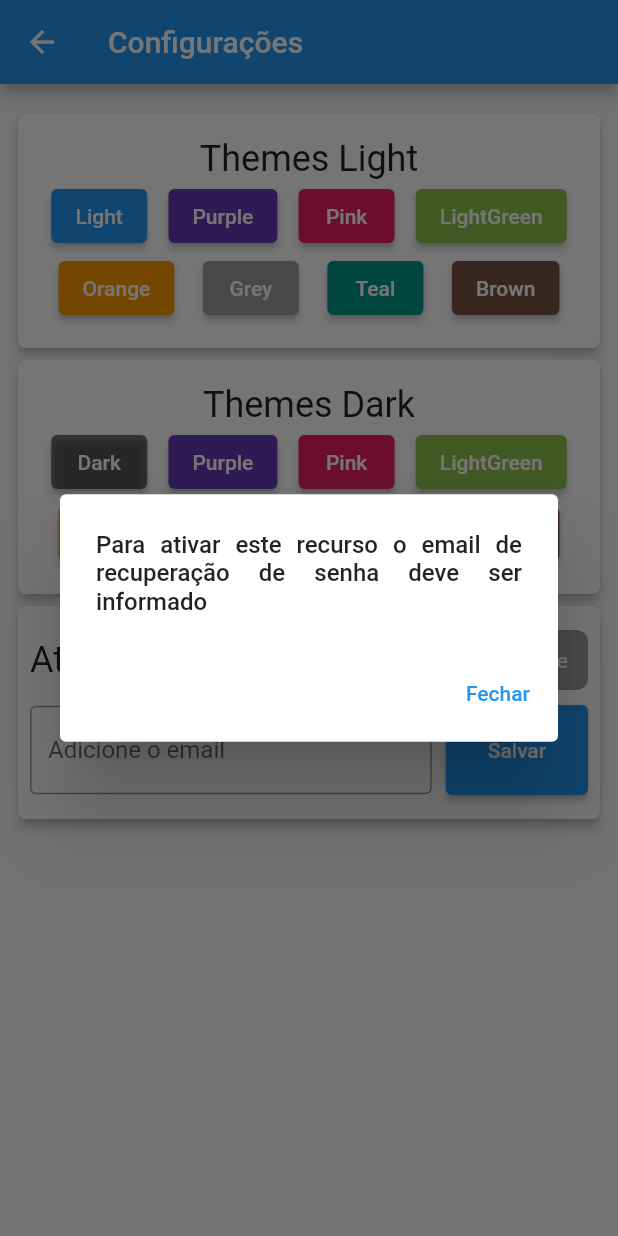
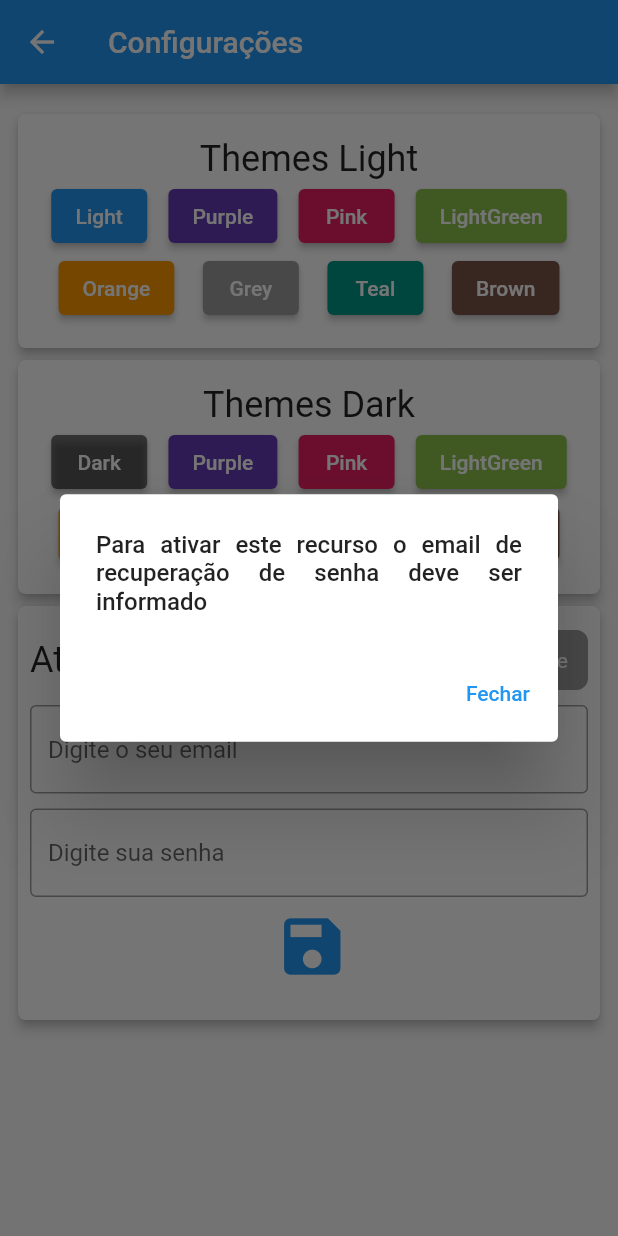
Before and after one commit to wolfxweb/app_diario, a Flutter app: the TabConfiguracoes screen opened directly, after a tap on "True", on a phone screen of 412 x 824 dp. Run offline on Flutter 3.47's test engine with Material 2 defaults, Android fonts, the phone set to English and light mode, and no system bars; drawn by our look-alikes of toggle_switch; our stand-ins replace calendar_timeline, date_picker_timeline, file_picker, form_validator, rflutter_alert, rxdart and 3 more; missing offline and left inert: bloc_pattern, filesystem_picker, flutter_quill, flutter_quill_extensions, stacked_themes, universal_html and 1 more; accounts and stored records are empty; generated files the repository leaves out were written again.

Commit message:
cadastro senha

```diff
--- /dev/null
+++ b/lib/bloc/blocEmail.dart
@@ -0,0 +1,75 @@
+
+
+
+
+import 'dart:ui';
+
+import 'package:app_diario/class/json/emailToJson.dart';
+import 'package:app_diario/class/json/noteToJson.dart';
+import 'package:app_diario/sqLite/dbNote.dart';
+import 'package:app_diario/sqLite/modelEmail.dart';
+import 'package:bloc_pattern/bloc_pattern.dart';
+import 'package:rxdart/subjects.dart';
+import 'package:rxdart/rxdart.dart';
+
+
+class BlocEmail implements BlocBase{
+  var db;
+
+
+ // final _emailController = BehaviorSubject();
+
+//  Stream get emailController => _emailController.stream;
+
+
+
+  BlocEmail(){
+    db =  ModelEmail();
+   // var email =  db.getEmail();
+   // _emailController.add(email);
+
+  }
+  saveEmail(id,email,status,code,senha)async{
+    try{
+      var js = emailToJson(id, email,status,code,senha);
+      return  await db.save(js.toJson());
+    }catch (_) {}
+  }
+
+  getEmail(){
+    try{
+      return  db.getEmail();
+    }catch (_) {}
+
+  }
+
+
+
+
+
+
+  @override
+  void addListener(VoidCallback listener) {
+    // TODO: implement addListener
+  }
+
+  @override
+  void dispose() {
+    // TODO: implement dispose
+  }
+
+  @override
+  // TODO: implement hasListeners
+  bool get hasListeners => throw UnimplementedError();
+
+  @override
+  void notifyListeners() {
+    // TODO: implement notifyListeners
+  }
+
+  @override
+  void removeListener(VoidCallback listener) {
+    // TODO: implement removeListener
+  }
+
+}
--- a/lib/bloc/blocNote.dart
+++ b/lib/bloc/blocNote.dart
@@ -33,7 +33,7 @@ class BlocNote implements BlocBase{
 //  var db =  DbNote();
    try{
      var js = noteToJson(id, dados,humor,textTitulo);
-     print(textTitulo);
+
      return  await db.save(js.toJson());
    }catch (_) {}
  }
@@ -46,7 +46,6 @@ class BlocNote implements BlocBase{
         anotacoes.add(res);
       });
      _anotacaoController.add(anotacoes);
-
      return anotacoes;
    }catch (_) {}
 
--- /dev/null
+++ b/lib/class/json/emailToJson.dart
@@ -0,0 +1,27 @@
+class emailToJson {
+  int? id;
+  String? email;
+  String? status;
+  String? code;
+  String? senha;
+
+  emailToJson(this.id, this.email, this.status, this.code, this.senha);
+
+  emailToJson.fromJson(Map<String, dynamic> json) {
+    id = json['id'];
+    email = json['email'];
+    status = json['status'];
+    code = json['code'];
+    senha = json['senha'];
+  }
+
+  Map<String, dynamic> toJson() {
+    final Map<String, dynamic> data = new Map<String, dynamic>();
+    data['id'] = this.id;
+    data['email'] = this.email;
+    data['status'] = this.status;
+    data['code'] = this.code;
+    data['senha'] = this.senha;
+    return data;
+  }
+}
--- a/lib/components/alert_modal.dart
+++ b/lib/components/alert_modal.dart
@@ -26,5 +26,4 @@ class AlertModal {
           );
         });
   }
-
 }
--- /dev/null
+++ b/lib/sqLite/modelEmail.dart
@@ -0,0 +1,23 @@
+
+
+
+
+import 'package:app_diario/sqLite/dbHelper.dart';
+import 'package:sqflite/sqflite.dart';
+
+
+class ModelEmail{
+
+  Future<Database?> get db => DbHelper.getInstance().db;
+
+  Future<int> save(dados) async {
+    var dbClient = await db;
+    return  await dbClient!.insert('recuperacao_senha', dados, conflictAlgorithm: ConflictAlgorithm.replace);
+  }
+
+  Future<List<dynamic>> getEmail() async {
+    final dbClient = await db;
+    List<dynamic> list = await dbClient!.rawQuery("select * from recuperacao_senha limit 1");
+    return list;
+  }
+}
--- a/lib/templates/tabs/tabConfiguracoes.dart
+++ b/lib/templates/tabs/tabConfiguracoes.dart
@@ -1,3 +1,4 @@
+import 'package:app_diario/bloc/blocEmail.dart';
 import 'package:app_diario/components/alert_modal.dart';
 import 'package:app_diario/components/alert_snack.dart';
 import 'package:app_diario/templates/home_page.dart';
@@ -14,14 +15,35 @@ class TabConfiguracoes extends StatefulWidget {
 }
 
 class _TabConfiguracoesState extends State<TabConfiguracoes> {
-
+  var blocEmail = BlocEmail();
   var alertSnackBar = AlertSnackBar();
   var alertModal = AlertModal();
+  var id = null;
+  var emailBool = true;
+  List email = [];
   int status = 1;
   TextEditingController emailInput = TextEditingController();
+  TextEditingController senhalInput = TextEditingController();
   void initState() {
     super.initState();
     status = 1;
+    emailList();
+  }
+
+  emailList() async {
+    email = await blocEmail.getEmail();
+    email.forEach((element) {
+      print(element);
+      setState(() {
+        status = int.parse(element['status']);
+        emailInput.text = element['email'].toString();
+        senhalInput.text = element['senha'].toString();
+        id = element['id'];
+        if(element['id'] != 0){
+          emailBool = false;
+        }
+      });
+    });
   }
 
   @override
@@ -54,7 +76,10 @@ class _TabConfiguracoesState extends State<TabConfiguracoes> {
                         Row(
                           mainAxisAlignment: MainAxisAlignment.spaceBetween,
                           children: [
-                            Text("Ativa senha?", style: TextStyle(fontSize: 24),),
+                           const Text(
+                              "Ativa senha?",
+                              style: TextStyle(fontSize: 24),
+                            ),
                             ToggleSwitch(
                               minWidth: 60.0,
                               //   cornerRadius: 20.0,
@@ -70,21 +95,35 @@ class _TabConfiguracoesState extends State<TabConfiguracoes> {
                               labels: ['True', 'False'],
                               radiusStyle: true,
                               onToggle: (index) {
-                                if(emailInput.text.isEmpty && status ==1){
-                                   alertModal.openModal(context, "Para ativar este recurso o email de recuperação de senha deve ser informado");
+                                if (emailInput.text.isEmpty && status == 1) {
+                                  alertModal.openModal(context,
+                                      "Para ativar este recurso o email de recuperação de senha deve ser informado");
                                 }
-                                _saveAtivarSenha(index);
+
                                 setState(() {
                                   status = index!;
                                 });
+                                saveEmail();
+                                //  var res =  blocEmail.saveEmail(id,emailInput.text, status.toString(), '','');
                                 print('switched to: $index');
+                                //   print('switched to res: $res');
                               },
                             ),
                           ],
                         ),
                         buildSizedBox(),
                         if (status != 1)
-                          buildRowEmail(context)
+                        emailBool?buildInputs(context): ElevatedButton(
+                          onPressed: () {
+                            setState(() {
+                              emailBool = !emailBool;
+                            });
+                          },
+                          style: ElevatedButton.styleFrom(
+                            // primary: cor,
+                          ),
+                          child: !emailBool?Text("Editar senha cadastrada"):Text("Cadastrar senha"),
+                        )
                         else
                           Container(),
                       ],
@@ -97,13 +136,73 @@ class _TabConfiguracoesState extends State<TabConfiguracoes> {
     );
   }
 
+  Column buildInputs(BuildContext context) {
+    return Column(
+      children: [
+        SizedBox(
+          //  width: MediaQuery.of(context).size.width * 0.73,
+          // height: 50,
+          child: TextFormField(
+            controller: emailInput,
+            keyboardType: TextInputType.emailAddress,
+            validator: ValidationBuilder().email().maxLength(50).build(),
+            decoration: const InputDecoration(
+              border: OutlineInputBorder(),
+              hintText: 'Digite o seu email',
+            ),
+          ),
+        ),
+        buildSizedBox(),
+        SizedBox(
+          // width: MediaQuery.of(context).size.width * 0.73,
+          //  height: 50,
+          child: TextFormField(
+            controller: senhalInput,
+            keyboardType: TextInputType.emailAddress,
+            validator: ValidationBuilder().email().maxLength(50).build(),
+            decoration: const InputDecoration(
+              border: OutlineInputBorder(),
+              hintText: 'Digite sua senha',
+            ),
+          ),
+        ),
+        SizedBox(
+          width: MediaQuery.of(context).size.width * 0.15,
+          //  height: 60,
+          child: IconButton(
+            iconSize: 50,
+            icon: Icon(
+              Icons.save,
+              color: Theme.of(context).primaryColor,
+            ),
+            onPressed: () {
+              // blocEmail.saveEmail(id,emailInput.text, '0', '',senhalInput.text);
+              saveEmail();
+              setState(() {
+                emailBool = !emailBool;
+              });
+            },
+          ),
+        ),
+      ],
+    );
+  }
+
+  saveEmail() async {
+    var response = await blocEmail.saveEmail(
+        id, emailInput.text, status, '', senhalInput.text);
+    response.runtimeType;
+    print('response');
+    print(response.runtimeType);
+  }
+
   Row buildRowEmail(BuildContext context) {
     return Row(
       mainAxisAlignment: MainAxisAlignment.spaceBetween,
       children: [
         SizedBox(
-          width: MediaQuery.of(context).size.width * 0.65,
-          //  height: 40,
+          width: MediaQuery.of(context).size.width * 0.73,
+          height: 50,
           child: TextFormField(
             controller: emailInput,
             keyboardType: TextInputType.emailAddress,
@@ -115,28 +214,21 @@ class _TabConfiguracoesState extends State<TabConfiguracoes> {
           ),
         ),
         SizedBox(
-          width: MediaQuery.of(context).size.width * 0.23,
+          width: MediaQuery.of(context).size.width * 0.15,
           height: 60,
-          child: ElevatedButton(
-            child: const Text('Salvar'),
+          child: IconButton(
+            iconSize: 50,
+            icon: Icon(
+              Icons.save,
+              color: Theme.of(context).primaryColor,
+            ),
             onPressed: () {
-              if(emailInput.text.isEmpty){
-               return  alertModal.openModal(context, "Campo email e obrigatorio");
-              }
-
-
+              //  blocEmail.saveEmail(id,emailInput.text, '0', '',senhalInput.text);
             },
-            style: ElevatedButton.styleFrom(
-              primary: Theme.of(context).primaryColor,
-            ),
           ),
         ),
       ],
     );
-  }
-
-  _saveAtivarSenha(int? index) {
-
   }
 
   SizedBox buildSizedBox() => SizedBox(
@@ -307,7 +399,6 @@ class _TabConfiguracoesState extends State<TabConfiguracoes> {
   ElevatedButton buildElevatedButton(
       BuildContext context, String titulo, String thema, cor) {
     return ElevatedButton(
-      child: Text(titulo),
       onPressed: () {
         ThemeProvider.controllerOf(context).setTheme(thema);
         alertSnackBar.alertSnackBar(context, cor, "Thema alterado com sucesso");
@@ -315,6 +406,7 @@ class _TabConfiguracoesState extends State<TabConfiguracoes> {
       style: ElevatedButton.styleFrom(
         primary: cor,
       ),
+      child: Text(titulo),
     );
   }
 }
```
Also changed, not shown: 1 other file.
